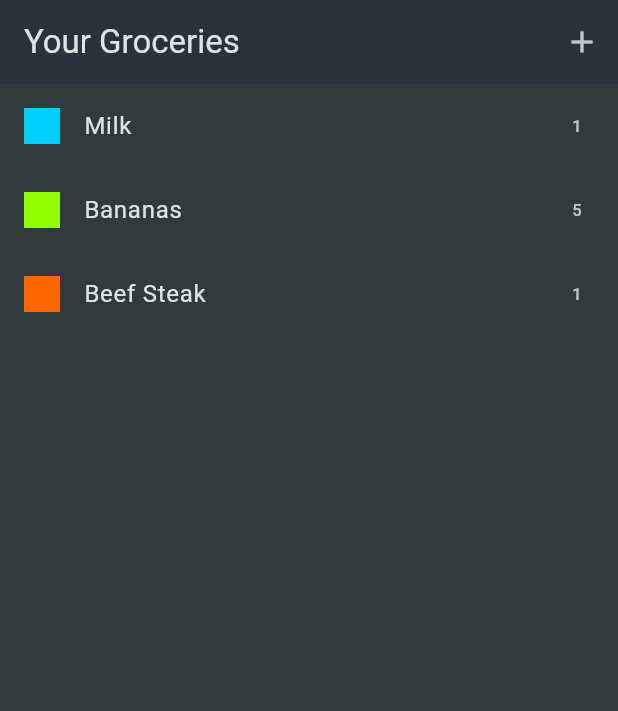
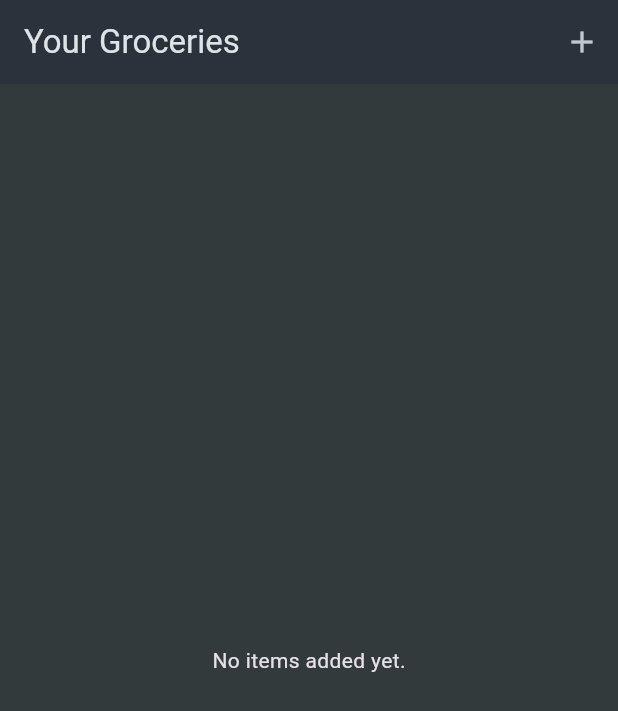
Before and after one commit to sweihmuller/shopping_list_app, a Flutter app: the screen it shows after launch, on a phone screen of 412 x 824 dp. Shown: the top 711 px of the screen. Run offline on Flutter 3.47's test engine with Material 3 defaults, Android fonts, the phone set to English and light mode, and no system bars.

Commit message:
Add items into list and show message if no items are in the list

```diff
--- a/lib/Widgets/shopping_list_item.dart
+++ b/lib/Widgets/shopping_list_item.dart
@@ -1,21 +1,30 @@
 import 'package:flutter/material.dart';
-import 'package:shopping_list_app/data/dummy_items.dart';
+import 'package:shopping_list_app/models/grocery_item.dart';
 
-class ShoppingListItem extends StatelessWidget {
-  const ShoppingListItem({super.key});
+class ShoppingListItem extends StatefulWidget {
+  const ShoppingListItem({super.key, required this.groceryItem});
+
+  final List<GroceryItem> groceryItem;
 
   @override
+  State<ShoppingListItem> createState() => _ShoppingListItemState();
+}
+
+class _ShoppingListItemState extends State<ShoppingListItem> {
+  @override
   Widget build(BuildContext context) {
-    return ListView.builder(
-      itemCount: groceryItems.length,
+    return widget.groceryItem.isEmpty
+        ? const Center(child: Text('No items added yet.'))
+        : ListView.builder(
+            itemCount: widget.groceryItem.length,
             itemBuilder: (ctx, index) => ListTile(
-        title: Text(groceryItems[index].name),
+              title: Text(widget.groceryItem[index].name),
               leading: Container(
                 width: 24,
                 height: 24,
-          color: groceryItems[index].category.color,
+                color: widget.groceryItem[index].category.color,
               ),
-        trailing: Text(groceryItems[index].quantity.toString()),
+              trailing: Text(widget.groceryItem[index].quantity.toString()),
             ),
           );
   }
--- a/lib/data/dummy_items.dart
+++ /dev/null
@@ -1,24 +0,0 @@
-import 'package:shopping_list_app/models/grocery_item.dart';
-import 'package:shopping_list_app/data/categories.dart';
-import 'package:shopping_list_app/models/category.dart';
-
-final groceryItems = [
-  GroceryItem(
-    id: 'a',
-    name: 'Milk',
-    quantity: 1,
-    category: categories[Categories.dairy]!,
-  ),
-  GroceryItem(
-    id: 'b',
-    name: 'Bananas',
-    quantity: 5,
-    category: categories[Categories.fruit]!,
-  ),
-  GroceryItem(
-    id: 'c',
-    name: 'Beef Steak',
-    quantity: 1,
-    category: categories[Categories.meat]!,
-  ),
-];
```
Also changed, not shown: lib/Screen/home_screen.dart (+16 -5 lines), lib/Widgets/new_item.dart (+29 -4 lines). Lines whose indentation alone changed are shown as unchanged.
